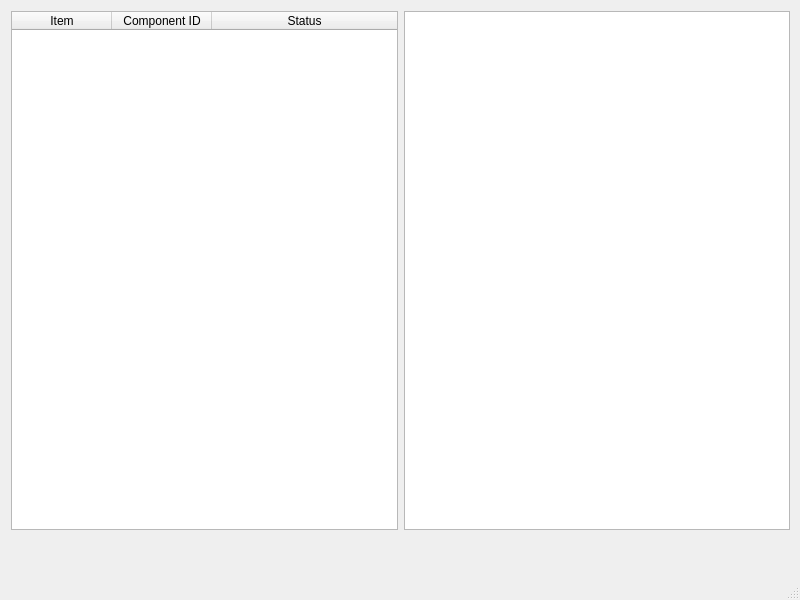
Qt form mainwindow.ui (leeseemann/CPE_453) before a commit.
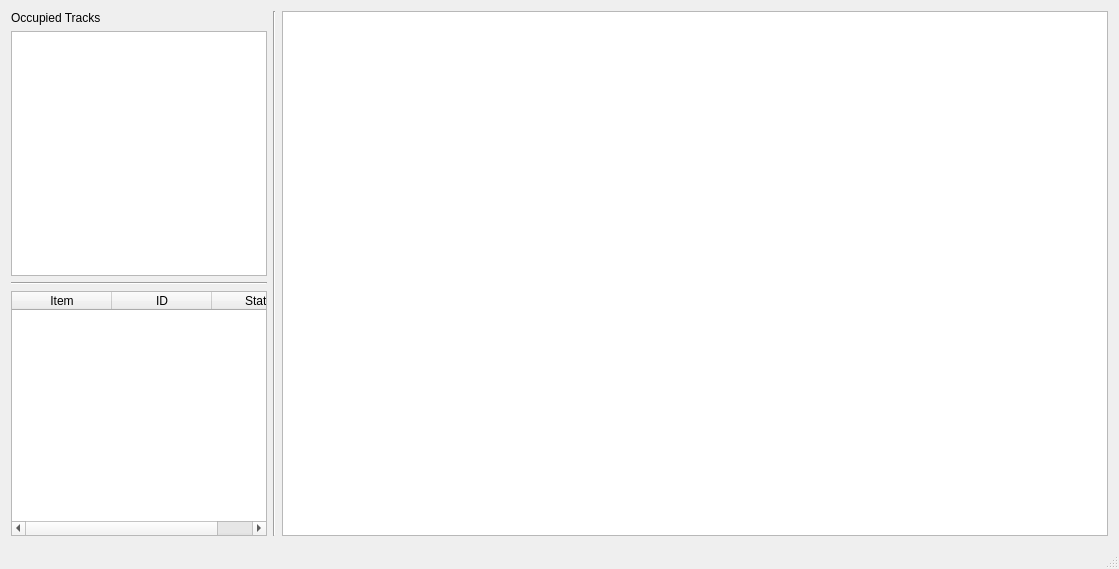
The same form after that commit.

Commit message:
Occupied Tracks update
Added occupied tracks display and fixed ui width issues.

Diff of the .ui file:
```diff
--- a/mainwindow.ui
+++ b/mainwindow.ui
@@ -6,26 +6,75 @@
    <rect>
     <x>0</x>
     <y>0</y>
-    <width>800</width>
-    <height>600</height>
+    <width>1119</width>
+    <height>569</height>
    </rect>
   </property>
   <property name="windowTitle">
    <string>MainWindow</string>
   </property>
   <widget class="QWidget" name="centralwidget">
-   <widget class="QWidget" name="horizontalLayoutWidget">
-    <property name="geometry">
-     <rect>
-      <x>0</x>
-      <y>0</y>
-      <width>801</width>
-      <height>541</height>
-     </rect>
-    </property>
-    <layout class="QHBoxLayout" name="horizontalLayout">
+   <layout class="QGridLayout" name="gridLayout">
+    <item row="0" column="0">
+     <layout class="QHBoxLayout" name="horizontalLayout_2">
+      <item>
+       <layout class="QVBoxLayout" name="verticalLayout" stretch="0,0,0,0,0">
+        <property name="spacing">
+         <number>6</number>
+        </property>
+        <property name="sizeConstraint">
+         <enum>QLayout::SetNoConstraint</enum>
+        </property>
+        <property name="rightMargin">
+         <number>0</number>
+        </property>
+        <item>
+         <widget class="QLabel" name="occupiedTracksLabel">
+          <property name="text">
+           <string>Occupied Tracks</string>
+          </property>
+         </widget>
+        </item>
+        <item>
+         <layout class="QHBoxLayout" name="horizontalLayout"/>
+        </item>
+        <item>
+         <widget class="QListWidget" name="occupiedTracksList">
+          <property name="sizePolicy">
+           <sizepolicy hsizetype="Maximum" vsizetype="Expanding">
+            <horstretch>0</horstretch>
+            <verstretch>0</verstretch>
+           </sizepolicy>
+          </property>
+         </widget>
+        </item>
+        <item>
+         <widget class="Line" name="line">
+          <property name="orientation">
+           <enum>Qt::Horizontal</enum>
+          </property>
+         </widget>
+        </item>
      <item>
       <widget class="QTreeWidget" name="treeWidget">
+          <property name="sizePolicy">
+           <sizepolicy hsizetype="Maximum" vsizetype="Expanding">
+            <horstretch>0</horstretch>
+            <verstretch>0</verstretch>
+           </sizepolicy>
+          </property>
+          <property name="maximumSize">
+           <size>
+            <width>256</width>
+            <height>16777215</height>
+           </size>
+          </property>
+          <property name="sizeAdjustPolicy">
+           <enum>QAbstractScrollArea::AdjustIgnored</enum>
+          </property>
+          <property name="allColumnsShowFocus">
+           <bool>false</bool>
+          </property>
        <property name="columnCount">
         <number>3</number>
        </property>
@@ -39,7 +88,7 @@
        </column>
        <column>
         <property name="text">
-         <string>Component ID</string>
+            <string>ID</string>
         </property>
         <property name="textAlignment">
          <set>AlignHCenter|AlignVCenter|AlignCenter</set>
@@ -55,11 +104,26 @@
        </column>
       </widget>
      </item>
+       </layout>
+      </item>
      <item>
-      <widget class="QGraphicsView" name="graphicsView"/>
-     </item>
-    </layout>
-   </widget>
+       <widget class="Line" name="line_2">
+        <property name="orientation">
+         <enum>Qt::Vertical</enum>
+        </property>
+       </widget>
+      </item>
+      <item>
+       <widget class="QGraphicsView" name="graphicsView">
+        <property name="enabled">
+         <bool>true</bool>
+        </property>
+       </widget>
+      </item>
+     </layout>
+    </item>
+   </layout>
+   <zorder></zorder>
   </widget>
   <widget class="QMenuBar" name="menubar">
    <property name="geometry">
```
Left out of the diff: 2 changed lines with no effect on the pictures. Lines whose indentation alone changed are shown as unchanged. The commit also changes 3 other files.
